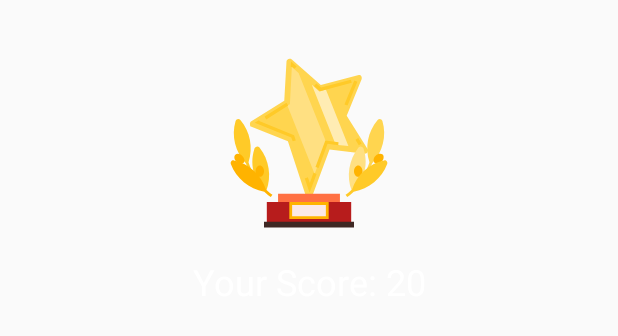
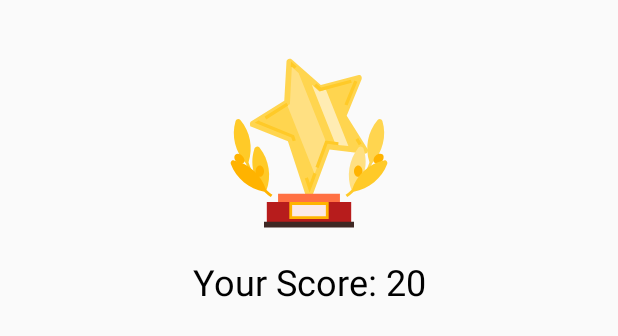
Before and after one commit to khansalaksono/HeluTales, an Android app built with Jetpack Compose: the layout activity_result.xml on its own in the app's theme, with its tools: preview values and no code run, on a phone screen of 412 x 824 dp. Shown: the top 336 px of the screen. Run offline under Robolectric (Android 15) with nearby library versions, the phone set to English and light mode, and no system bars.

```diff
--- a/app/src/main/AndroidManifest.xml
+++ b/app/src/main/AndroidManifest.xml
@@ -24,6 +24,7 @@
             </intent-filter>
         </activity>
         <activity android:name=".QuestionsActivity" />
+        <activity android:name=".ResultActivity" />
     </application>
 
 </manifest>
--- a/app/src/main/res/layout/activity_result.xml
+++ b/app/src/main/res/layout/activity_result.xml
@@ -35,7 +35,7 @@
                 android:layout_marginTop="16dp"
                 android:text="Your Score: 20"
                 android:textAlignment="center"
-                android:textColor="@android:color/white" />
+                android:textColor="@android:color/black" />
         </LinearLayout>
 
         <TextView
```
